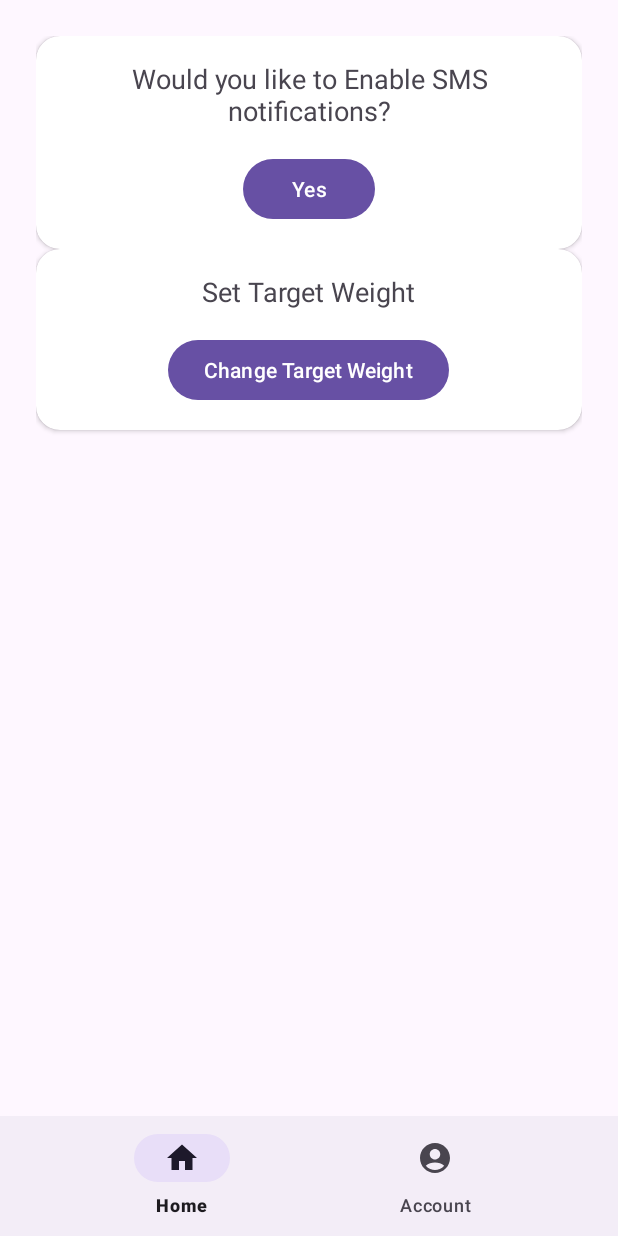
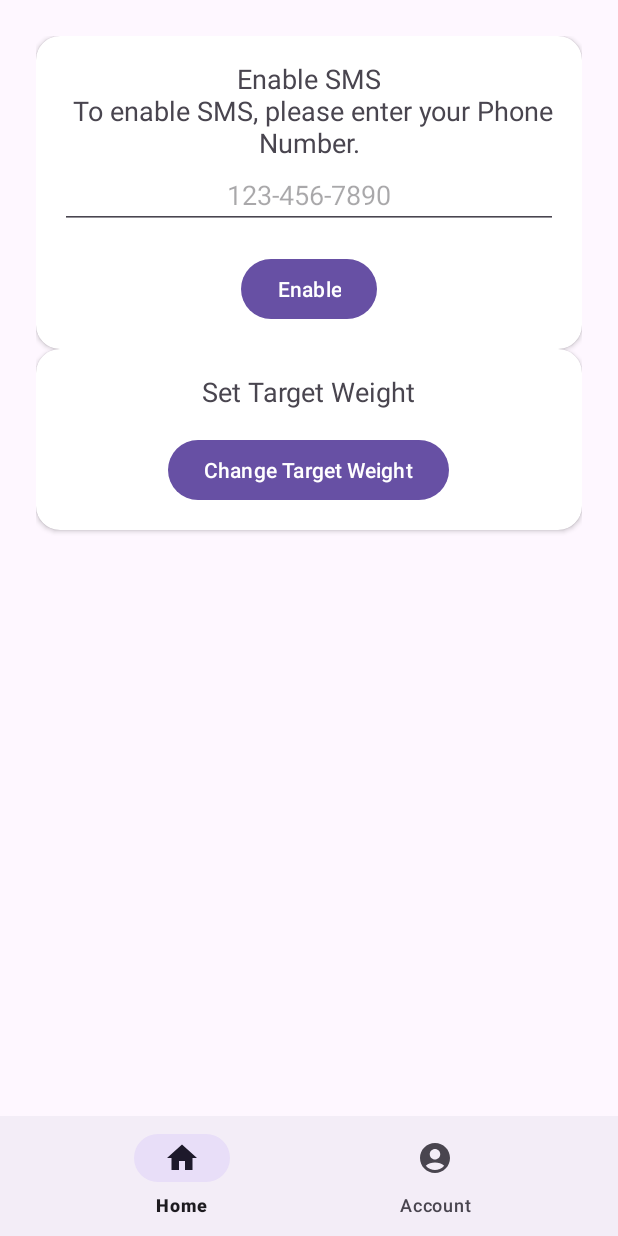
Before and after one commit to Cometslegacy/Weight_Tracker_CS360, an Android app: the fragment AccountFragment placed in its activity, on a phone screen of 412 x 824 dp. Run offline under Robolectric (Android 15) with nearby library versions, the phone set to English and light mode, and no system bars; our stand-ins replace Room's generated code.

Commit message:
updated SMS functionallity inside AccountFragment.java to match example given. Minor tweaks to make it work inside of a fragment instead of activity.

```diff
--- a/app/src/main/res/layout/fragment_account.xml
+++ b/app/src/main/res/layout/fragment_account.xml
@@ -35,12 +35,22 @@
                 android:textAlignment="center"
                 android:gravity="center"/>
 
+            <EditText
+                android:id="@+id/editTextPhone"
+                android:layout_width="match_parent"
+                android:layout_height="wrap_content"
+                android:ems="10"
+                android:hint="123-456-7890"
+                android:gravity="center"
+                android:inputType="phone" />
+
             <Button
                 android:id="@+id/sms_button"
                 android:layout_width="wrap_content"
                 android:layout_height="wrap_content"
-                android:text="Yes"
-                android:layout_marginTop="16dp"/>
+                android:text="Enable"
+                android:layout_marginTop="16dp" />
+
         </LinearLayout>
     </androidx.cardview.widget.CardView>
 
@@ -70,6 +80,8 @@
                 android:textAlignment="center"
                 android:gravity="center"/>
 
+
+
             <Button
                 android:id="@+id/setTargetButton"
                 android:layout_width="wrap_content"
--- a/app/src/main/res/values/strings.xml
+++ b/app/src/main/res/values/strings.xml
@@ -1,4 +1,4 @@
 <resources>
     <string name="app_name">DavidGerardiWeightTracker</string>
-    <string name="enable_sms">Would you like to Enable SMS notifications?</string>
+    <string name="enable_sms">Enable SMS\n To enable SMS, please enter your Phone Number.</string>
 </resources>
```
Also changed, not shown: app/src/main/java/com/zybooks/davidgerardiweighttracker/AccountFragment.java (+23 -15 lines).
